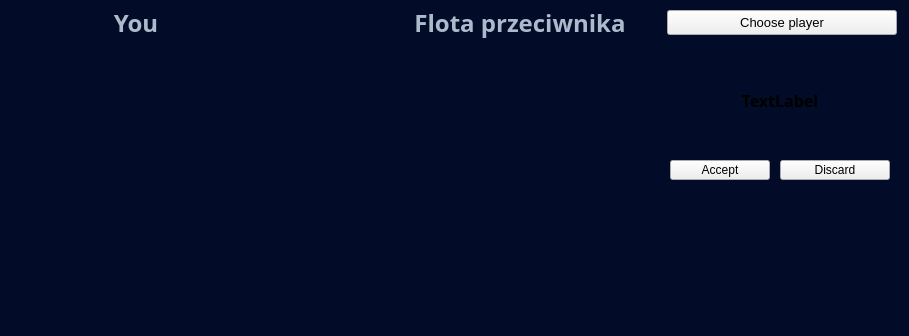
Before: the Qt Designer form base.ui in Furgololo1/Battleship, drawn with Qt 5.
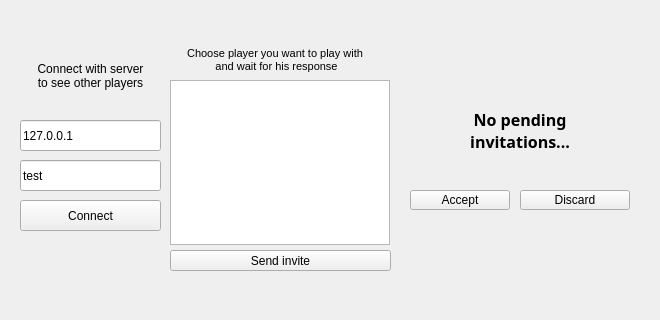
After: the same form once the commit is applied. The open tabs and pages were chosen to show the change.

```diff
--- a/base.ui
+++ b/base.ui
@@ -12,19 +12,32 @@
    <rect>
     <x>0</x>
     <y>0</y>
-    <width>909</width>
-    <height>336</height>
+    <width>660</width>
+    <height>320</height>
    </rect>
   </property>
   <property name="windowTitle">
    <string>Base</string>
   </property>
   <property name="styleSheet">
-   <string notr="true">QMainWindow{
+   <string notr="true">/*QMainWindow{
 background-color: #020C29;
 }</string>
   </property>
   <widget class="QWidget" name="centralwidget">
+   <widget class="QStackedWidget" name="stackedWidget">
+    <property name="geometry">
+     <rect>
+      <x>0</x>
+      <y>0</y>
+      <width>650</width>
+      <height>290</height>
+     </rect>
+    </property>
+    <property name="currentIndex">
+     <number>1</number>
+    </property>
+    <widget class="QWidget" name="main">
    <widget class="QLabel" name="you_lbl">
     <property name="geometry">
      <rect>
@@ -43,7 +56,7 @@
      </font>
     </property>
     <property name="styleSheet">
-     <string notr="true">color: #ADBACC;</string>
+       <string notr="true">/*color: #ADBACC;</string>
     </property>
     <property name="text">
      <string>You</string>
@@ -70,7 +83,7 @@
      </font>
     </property>
     <property name="styleSheet">
-     <string notr="true">color: #ADBACC;</string>
+       <string notr="true">/*color: #ADBACC;</string>
     </property>
     <property name="text">
      <string>Flota przeciwnika</string>
@@ -79,96 +92,82 @@
      <set>Qt::AlignBottom|Qt::AlignHCenter</set>
     </property>
    </widget>
-   <widget class="QPushButton" name="choosepl_btn">
+     <widget class="QPushButton" name="pushButton">
     <property name="geometry">
      <rect>
-      <x>667</x>
+        <x>30</x>
       <y>10</y>
-      <width>230</width>
-      <height>25</height>
-     </rect>
-    </property>
-    <property name="font">
-     <font>
-      <family>Arial</family>
-      <pointsize>10</pointsize>
-     </font>
-    </property>
+        <width>51</width>
+        <height>21</height>
+       </rect>
+      </property>
+      <property name="text">
+       <string>Debug</string>
+      </property>
+     </widget>
+    </widget>
+    <widget class="QWidget" name="settings">
+     <widget class="QLineEdit" name="ip_le">
+      <property name="geometry">
+       <rect>
+        <x>20</x>
+        <y>120</y>
+        <width>141</width>
+        <height>31</height>
+       </rect>
+      </property>
     <property name="text">
-     <string>Choose player</string>
-    </property>
-   </widget>
-   <widget class="QStackedWidget" name="stack">
+       <string>127.0.0.1</string>
+      </property>
+     </widget>
+     <widget class="QLineEdit" name="name_le">
     <property name="geometry">
      <rect>
-      <x>660</x>
+        <x>20</x>
+        <y>160</y>
+        <width>141</width>
+        <height>31</height>
+       </rect>
+      </property>
+      <property name="text">
+       <string>test</string>
+      </property>
+     </widget>
+     <widget class="QPushButton" name="connect_btn">
+      <property name="geometry">
+       <rect>
+        <x>20</x>
+        <y>200</y>
+        <width>141</width>
+        <height>31</height>
+       </rect>
+      </property>
+      <property name="text">
+       <string>Connect</string>
+      </property>
+     </widget>
+     <widget class="QLabel" name="connect_lbl">
+      <property name="geometry">
+       <rect>
+        <x>20</x>
       <y>40</y>
-      <width>240</width>
-      <height>250</height>
-     </rect>
-    </property>
-    <property name="currentIndex">
-     <number>1</number>
-    </property>
-    <widget class="QWidget" name="page_3">
-     <widget class="QPushButton" name="accept_btn">
-      <property name="geometry">
-       <rect>
-        <x>10</x>
-        <y>120</y>
-        <width>100</width>
-        <height>20</height>
-       </rect>
-      </property>
+        <width>141</width>
+        <height>71</height>
+       </rect>
+      </property>
       <property name="text">
-       <string>Accept</string>
-      </property>
-     </widget>
-     <widget class="QPushButton" name="discard_btn">
-      <property name="geometry">
-       <rect>
-        <x>120</x>
-        <y>120</y>
-        <width>110</width>
-        <height>20</height>
-       </rect>
-      </property>
-      <property name="text">
-       <string>Discard</string>
-      </property>
-     </widget>
-     <widget class="QLabel" name="wtp_lbl">
-      <property name="geometry">
-       <rect>
-        <x>10</x>
-        <y>10</y>
-        <width>220</width>
-        <height>100</height>
-       </rect>
-      </property>
-      <property name="font">
-       <font>
-        <family>Arial Black</family>
-        <pointsize>12</pointsize>
-        <weight>75</weight>
-        <bold>true</bold>
-       </font>
-      </property>
-      <property name="text">
-       <string>TextLabel</string>
+       <string>Connect with server 
+to see other players</string>
       </property>
       <property name="alignment">
        <set>Qt::AlignCenter</set>
       </property>
      </widget>
-    </widget>
-    <widget class="QWidget" name="page"/>
-    <widget class="QWidget" name="page_2">
      <widget class="QLabel" name="label_3">
       <property name="geometry">
        <rect>
-        <x>16</x>
-        <y>0</y>
+        <x>170</x>
+        <y>40</y>
         <width>210</width>
         <height>40</height>
        </rect>
@@ -180,36 +179,87 @@
        </font>
       </property>
       <property name="text">
-       <string>Wybierz z listy gracza z którym chcesz 
-grać i czekaj na jego odpowiedź</string>
+       <string>Choose player you want to play with 
+ and wait for his response</string>
       </property>
       <property name="alignment">
        <set>Qt::AlignCenter</set>
       </property>
      </widget>
-     <widget class="QPushButton" name="sendinvite_btn">
-      <property name="geometry">
-       <rect>
-        <x>10</x>
-        <y>210</y>
-        <width>221</width>
-        <height>21</height>
-       </rect>
-      </property>
-      <property name="text">
-       <string>Wyślij zaproszenie</string>
-      </property>
-     </widget>
      <widget class="QListWidget" name="players">
       <property name="geometry">
        <rect>
-        <x>10</x>
-        <y>40</y>
+        <x>170</x>
+        <y>80</y>
         <width>220</width>
         <height>165</height>
        </rect>
       </property>
      </widget>
+     <widget class="QPushButton" name="sendinvite_btn">
+      <property name="geometry">
+       <rect>
+        <x>170</x>
+        <y>250</y>
+        <width>221</width>
+        <height>21</height>
+       </rect>
+      </property>
+      <property name="text">
+       <string>Send invite</string>
+      </property>
+     </widget>
+     <widget class="QLabel" name="wtp_lbl">
+      <property name="geometry">
+       <rect>
+        <x>410</x>
+        <y>80</y>
+        <width>220</width>
+        <height>100</height>
+       </rect>
+      </property>
+      <property name="font">
+       <font>
+        <family>Arial Black</family>
+        <pointsize>12</pointsize>
+        <weight>75</weight>
+        <bold>true</bold>
+       </font>
+      </property>
+      <property name="text">
+       <string>No pending 
+invitations...</string>
+      </property>
+      <property name="alignment">
+       <set>Qt::AlignCenter</set>
+      </property>
+     </widget>
+     <widget class="QPushButton" name="accept_btn">
+      <property name="geometry">
+       <rect>
+        <x>410</x>
+        <y>190</y>
+        <width>100</width>
+        <height>20</height>
+       </rect>
+      </property>
+      <property name="text">
+       <string>Accept</string>
+      </property>
+     </widget>
+     <widget class="QPushButton" name="discard_btn">
+      <property name="geometry">
+       <rect>
+        <x>520</x>
+        <y>190</y>
+        <width>110</width>
+        <height>20</height>
+       </rect>
+      </property>
+      <property name="text">
+       <string>Discard</string>
+      </property>
+     </widget>
     </widget>
    </widget>
   </widget>
```
Left out of the diff: 2 changed lines with no effect on the pictures. Lines whose indentation alone changed are shown as unchanged.
